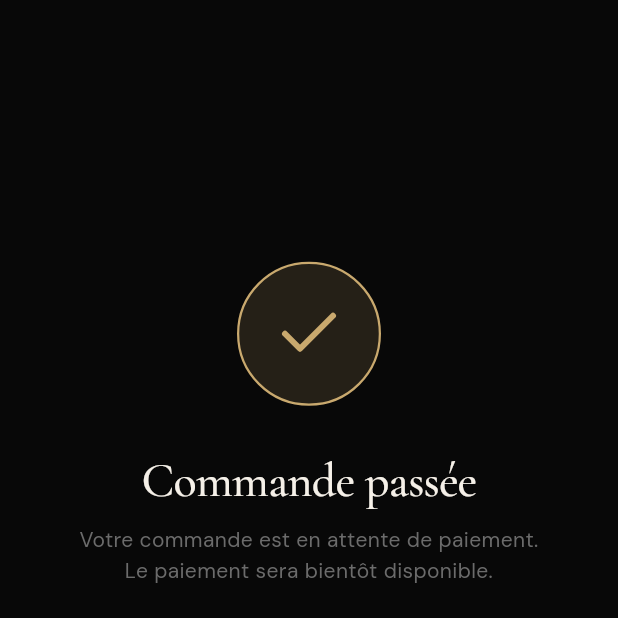
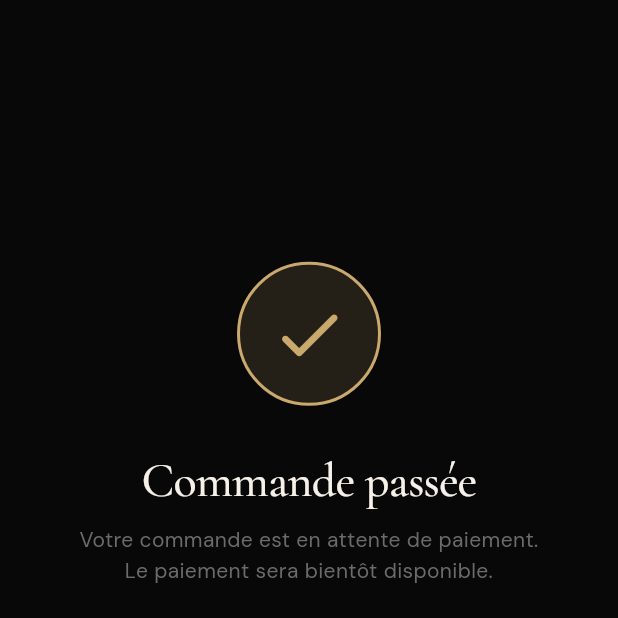
Before and after one commit to tudotuto1/oriva-app-client, a Flutter app: the OrderConfirmationPage screen opened directly with empty values, on a phone screen of 412 x 824 dp, the top half of it. Run offline on Flutter 3.47's test engine with Material 3 defaults, Android fonts, the phone set to English and light mode, and no system bars; our stand-ins replace cached_network_image, carousel_slider, flutter_dotenv, flutter_riverpod, go_router, google_fonts and 2 more; accounts and stored records are empty.

Commit message:
feat(2.7.2): skeleton shimmer + pull-refresh + animated success
- OrivaShimmer (pure Flutter ShaderMask + LinearGradient, no package)
- ProductGridSkeleton (shrinkWrap pour SliverToBoxAdapter)
- OrderListSkeleton (réutilisé sur historique commandes + adresses)
- AnimatedSuccessCheck (cercle scale puis check elasticOut, controller disposé)
- Home: skeleton remplace CircularProgressIndicator (pull-refresh déjà câblé)
- Order history: skeleton + RefreshIndicator(invalidate orderHistoryProvider)
  branche vide convertie en ListView scrollable pour permettre le pull
- Adresses: OrderListSkeleton(itemCount: 3) + RefreshIndicator + AlwaysScrollable
- Order confirmation: icône statique → AnimatedSuccessCheck(96)
- Payment _buildResult: icône succès → AnimatedSuccessCheck(64) (échec inchangé)

0 modif DB / RPC / RLS / Edge / providers. 0 package externe.
3 AnimationController disposés (Shimmer, Success, badge cart existant).

```diff
--- /dev/null
+++ b/oriva-app-client/lib/core/widgets/animated_success.dart
@@ -0,0 +1,102 @@
+import 'package:flutter/material.dart';
+
+class AnimatedSuccessCheck extends StatefulWidget {
+  const AnimatedSuccessCheck({
+    super.key,
+    this.size = 96,
+    this.color = const Color(0xFFC9A96E),
+  });
+
+  final double size;
+  final Color color;
+
+  @override
+  State<AnimatedSuccessCheck> createState() => _AnimatedSuccessCheckState();
+}
+
+class _AnimatedSuccessCheckState extends State<AnimatedSuccessCheck>
+    with SingleTickerProviderStateMixin {
+  late final AnimationController _ctrl = AnimationController(
+    vsync: this,
+    duration: const Duration(milliseconds: 700),
+  );
+
+  late final Animation<double> _circleScale = Tween<double>(
+    begin: 0.0,
+    end: 1.0,
+  ).chain(CurveTween(curve: Curves.easeOutBack)).animate(
+        CurvedAnimation(
+          parent: _ctrl,
+          curve: const Interval(0.0, 0.5),
+        ),
+      );
+
+  late final Animation<double> _checkOpacity = Tween<double>(
+    begin: 0.0,
+    end: 1.0,
+  ).animate(
+    CurvedAnimation(
+      parent: _ctrl,
+      curve: const Interval(0.4, 1.0, curve: Curves.easeOut),
+    ),
+  );
+
+  late final Animation<double> _checkScale = Tween<double>(
+    begin: 0.5,
+    end: 1.0,
+  ).chain(CurveTween(curve: Curves.elasticOut)).animate(
+        CurvedAnimation(
+          parent: _ctrl,
+          curve: const Interval(0.4, 1.0),
+        ),
+      );
+
+  @override
+  void initState() {
+    super.initState();
+    _ctrl.forward();
+  }
+
+  @override
+  void dispose() {
+    _ctrl.dispose();
+    super.dispose();
+  }
+
+  @override
+  Widget build(BuildContext context) {
+    return AnimatedBuilder(
+      animation: _ctrl,
+      builder: (_, __) {
+        return Stack(
+          alignment: Alignment.center,
+          children: [
+            Transform.scale(
+              scale: _circleScale.value,
+              child: Container(
+                width: widget.size,
+                height: widget.size,
+                decoration: BoxDecoration(
+                  shape: BoxShape.circle,
+                  color: widget.color.withValues(alpha: 0.15),
+                  border: Border.all(color: widget.color, width: 2),
+                ),
+              ),
+            ),
+            Opacity(
+              opacity: _checkOpacity.value,
+              child: Transform.scale(
+                scale: _checkScale.value,
+                child: Icon(
+                  Icons.check_rounded,
+                  color: widget.color,
+                  size: widget.size * 0.55,
+                ),
+              ),
+            ),
+          ],
+        );
+      },
+    );
+  }
+}
--- a/oriva-app-client/lib/features/orders/order_confirmation_page.dart
+++ b/oriva-app-client/lib/features/orders/order_confirmation_page.dart
@@ -1,8 +1,8 @@
 import 'package:flutter/material.dart';
 import 'package:go_router/go_router.dart';
-import 'package:lucide_icons_flutter/lucide_icons.dart';
 
 import '../../core/theme/app_theme.dart';
+import '../../core/widgets/animated_success.dart';
 
 class OrderConfirmationPage extends StatelessWidget {
   final String orderId;
@@ -23,18 +23,7 @@ class OrderConfirmationPage extends StatelessWidget {
             mainAxisAlignment: MainAxisAlignment.center,
             crossAxisAlignment: CrossAxisAlignment.stretch,
             children: [
-              Container(
-                width: 96,
-                height: 96,
-                alignment: Alignment.center,
-                decoration: BoxDecoration(
-                  shape: BoxShape.circle,
-                  color: OrivaColors.gold.withValues(alpha: 0.15),
-                  border: Border.all(color: OrivaColors.gold, width: 1.5),
-                ),
-                child: const Icon(LucideIcons.check,
-                    size: 48, color: OrivaColors.gold),
-              ),
+              const Center(child: AnimatedSuccessCheck(size: 96)),
               const SizedBox(height: 32),
               Text(
                 'Commande passée',
```
Also changed, not shown: oriva-app-client/lib/core/widgets/oriva_shimmer.dart (added, +85 -0 lines), oriva-app-client/lib/features/addresses/addresses_page.dart (+26 -6 lines), oriva-app-client/lib/features/home/home_page.dart (+3 -5 lines), oriva-app-client/lib/features/home/widgets/product_grid_skeleton.dart (added, +52 -0 lines), oriva-app-client/lib/features/orders/order_history_page.dart (+27 -5 lines), oriva-app-client/lib/features/orders/widgets/order_list_skeleton.dart (added, +48 -0 lines), oriva-app-client/lib/features/payment/payment_page.dart (+8 -5 lines).
